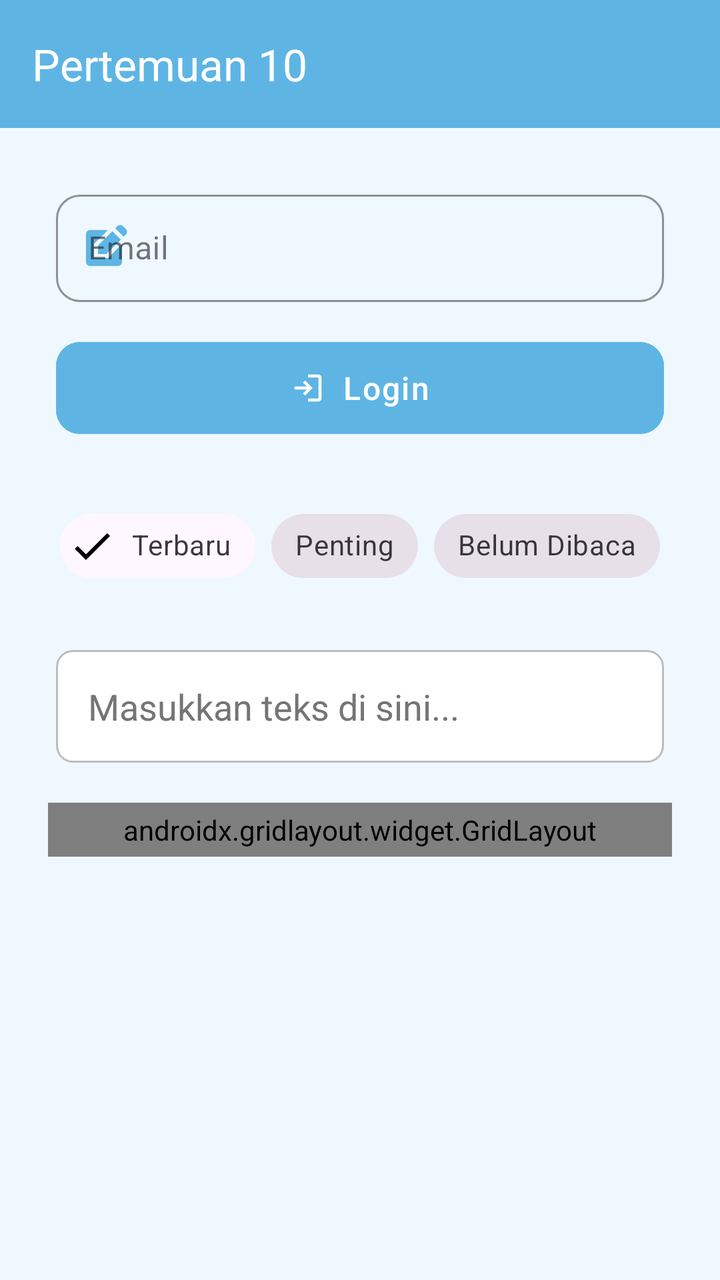
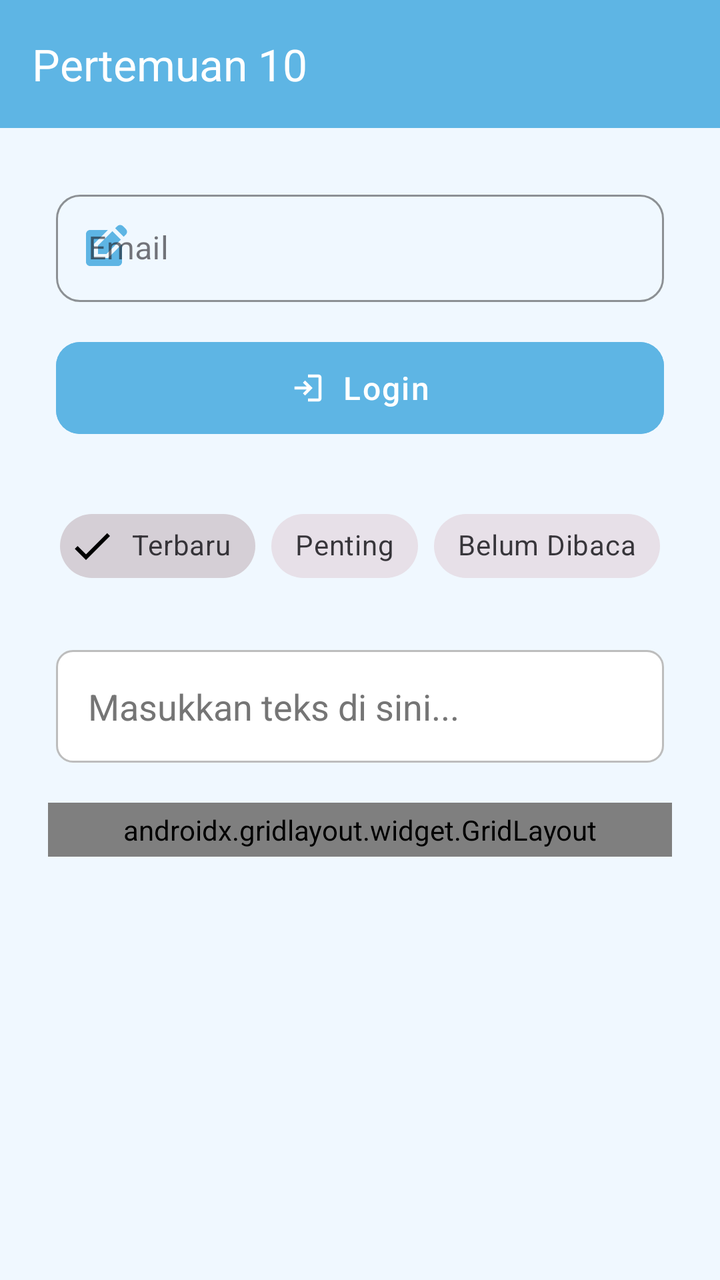

Two renders of the same Android screen: before a commit and after it. Below are the layout's source before the change and the commit's diff.
<!-- AndroidManifest.xml: application theme Theme.Mars_FarhanAlKhairi -->
<!-- res/layout/activity_tenth.xml -->
<?xml version="1.0" encoding="utf-8"?>
<androidx.constraintlayout.widget.ConstraintLayout
    xmlns:android="http://schemas.android.com/apk/res/android"
    xmlns:app="http://schemas.android.com/apk/res-auto"
    xmlns:tools="http://tools.android.com/tools"
    android:id="@+id/main"
    android:layout_width="match_parent"
    android:layout_height="match_parent"
    android:background="#F0F8FF"
    tools:context=".pertemuan9.TenthActivity">

    <androidx.appcompat.widget.Toolbar
        android:id="@+id/toolbar"
        android:layout_width="match_parent"
        android:layout_height="?attr/actionBarSize"
        android:background="#5eb5e4"
        android:elevation="4dp"
        app:title="Pertemuan 10"
        app:titleTextColor="@android:color/white"
        app:layout_constraintTop_toTopOf="parent"
        app:layout_constraintStart_toStartOf="parent"
        app:layout_constraintEnd_toEndOf="parent" />

    <com.google.android.material.textfield.TextInputLayout
        android:id="@+id/textInputLayout"
        style="@style/Widget.MaterialComponents.TextInputLayout.OutlinedBox"
        android:layout_width="match_parent"
        android:layout_height="wrap_content"
        android:layout_marginHorizontal="28dp"
        android:layout_marginTop="28dp"
        android:hint="Email"
        app:boxStrokeColor="#5eb5e4"
        app:hintTextColor="#5eb5e4"
        app:boxCornerRadiusTopStart="12dp"
        app:boxCornerRadiusTopEnd="12dp"
        app:boxCornerRadiusBottomStart="12dp"
        app:boxCornerRadiusBottomEnd="12dp"
        app:layout_constraintEnd_toEndOf="parent"
        app:layout_constraintStart_toStartOf="parent"
        app:layout_constraintTop_toBottomOf="@+id/toolbar"
        app:startIconDrawable="@drawable/ic_edit"
        app:startIconTint="#5eb5e4">

        <com.google.android.material.textfield.TextInputEditText
            android:id="@+id/etEmail"
            android:layout_width="match_parent"
            android:layout_height="wrap_content"
            android:paddingVertical="16dp"
            android:inputType="textEmailAddress"
            android:textColor="#212121" />
    </com.google.android.material.textfield.TextInputLayout>

    <com.google.android.material.button.MaterialButton
        android:id="@+id/btnLogin"
        android:layout_width="match_parent"
        android:layout_height="54dp"
        android:layout_marginHorizontal="28dp"
        android:layout_marginTop="16dp"
        android:text="Login"
        android:textAllCaps="false"
        android:textSize="16sp"
        android:letterSpacing="0.05"
        android:backgroundTint="#5eb5e4"
        app:cornerRadius="12dp"
        app:rippleColor="#FFFFFF"
        app:icon="@drawable/ic_login"
        app:iconGravity="textStart"
        app:layout_constraintEnd_toEndOf="parent"
        app:layout_constraintStart_toStartOf="parent"
        app:layout_constraintTop_toBottomOf="@+id/textInputLayout" />

    <com.google.android.material.chip.ChipGroup
        android:id="@+id/chipGroupFilter"
        android:layout_width="wrap_content"
        android:layout_height="wrap_content"
        android:layout_marginTop="28dp"
        app:chipSpacingHorizontal="8dp"
        app:layout_constraintEnd_toEndOf="parent"
        app:layout_constraintStart_toStartOf="parent"
        app:layout_constraintTop_toBottomOf="@+id/btnLogin"
        app:singleSelection="true">

        <com.google.android.material.chip.Chip
            android:id="@+id/chipTerbaru"
            style="@style/Widget.MaterialComponents.Chip.Filter"
            android:layout_width="wrap_content"
            android:layout_height="wrap_content"
            android:checked="true"
            android:text="Terbaru"
            app:chipBackgroundColor=""
            app:chipStrokeColor="#5eb5e4" />

        <com.google.android.material.chip.Chip
            android:id="@+id/chipPenting"
            style="@style/Widget.MaterialComponents.Chip.Filter"
            android:layout_width="wrap_content"
            android:layout_height="wrap_content"
            android:text="Penting"
            app:chipStrokeColor="#5eb5e4" />

        <com.google.android.material.chip.Chip
            android:id="@+id/chipBelumDibaca"
            style="@style/Widget.MaterialComponents.Chip.Filter"
            android:layout_width="wrap_content"
            android:layout_height="wrap_content"
            android:text="Belum Dibaca"
            app:chipStrokeColor="#5eb5e4" />
    </com.google.android.material.chip.ChipGroup>

    <EditText
        android:id="@+id/etCustomRounded"
        android:layout_width="match_parent"
        android:layout_height="wrap_content"
        android:layout_marginHorizontal="28dp"
        android:layout_marginTop="28dp"
        android:background="@drawable/edit_text_background"
        android:hint="Masukkan teks di sini..."
        android:inputType="text"
        android:paddingHorizontal="16dp"
        android:paddingVertical="16dp"
        android:textColor="@android:color/black"
        android:textColorHint="#757575"
        app:layout_constraintEnd_toEndOf="parent"
        app:layout_constraintStart_toStartOf="parent"
        app:layout_constraintTop_toBottomOf="@+id/chipGroupFilter" />

    <androidx.gridlayout.widget.GridLayout
        android:layout_width="match_parent"
        android:layout_height="wrap_content"
        android:layout_marginHorizontal="24dp"
        android:layout_marginTop="20dp"
        android:padding="4dp"
        app:columnCount="3"
        app:useDefaultMargins="true"
        app:layout_constraintTop_toBottomOf="@+id/etCustomRounded"
        app:layout_constraintStart_toStartOf="parent"
        app:layout_constraintEnd_toEndOf="parent">

        <com.google.android.material.button.MaterialButton
            android:text="Menu 1"
            android:backgroundTint="#5eb5e4"
            android:textAllCaps="false"
            app:cornerRadius="8dp"
            app:layout_columnWeight="1"
            app:layout_gravity="fill_horizontal" />

        <com.google.android.material.button.MaterialButton
            android:text="Menu 2"
            android:backgroundTint="#5eb5e4"
            android:textAllCaps="false"
            app:cornerRadius="8dp"
            app:layout_columnWeight="1"
            app:layout_gravity="fill_horizontal" />

        <com.google.android.material.button.MaterialButton
            android:text="Menu 3"
            android:backgroundTint="#5eb5e4"
            android:textAllCaps="false"
            app:cornerRadius="8dp"
            app:layout_columnWeight="1"
            app:layout_gravity="fill_horizontal" />

        <com.google.android.material.button.MaterialButton
            android:text="Menu 4"
            android:backgroundTint="#5eb5e4"
            android:textAllCaps="false"
            app:cornerRadius="8dp"
            app:layout_columnWeight="1"
            app:layout_gravity="fill_horizontal" />

        <com.google.android.material.button.MaterialButton
            android:text="Menu 5"
            android:backgroundTint="#5eb5e4"
            android:textAllCaps="false"
            app:cornerRadius="8dp"
            app:layout_columnWeight="1"
            app:layout_gravity="fill_horizontal" />

        <com.google.android.material.button.MaterialButton
            android:text="Menu 6"
            android:backgroundTint="#5eb5e4"
            android:textAllCaps="false"
            app:cornerRadius="8dp"
            app:layout_columnWeight="1"
            app:layout_gravity="fill_horizontal" />
    </androidx.gridlayout.widget.GridLayout>

</androidx.constraintlayout.widget.ConstraintLayout>
<!-- resources referenced by this layout -->
<resources>
  <!-- drawable edit_text_background (drawable) -->
  <?xml version="1.0" encoding="utf-8"?>
  <shape xmlns:android="http://schemas.android.com/apk/res/android"
      android:shape="rectangle">
  
      
      <solid android:color="#FFFFFF" />
  
      
      <stroke
          android:width="1dp"
          android:color="#BDBDBD" />
  
      
      <corners android:radius="8dp" />
  
      
      <padding
          android:left="12dp"
          android:top="12dp"
          android:right="12dp"
          android:bottom="12dp" />
  </shape>
  <!-- drawable ic_edit (drawable) -->
  <vector xmlns:android="http://schemas.android.com/apk/res/android" android:height="24dp" android:tint="#FFFFFF" android:viewportHeight="24" android:viewportWidth="24" android:width="24dp">
        
      <path android:fillColor="@android:color/white" android:pathData="M7,17V9.93L13.93,3l0,0H5C3.9,3 3,3.9 3,5v14c0,1.1 0.9,2 2,2h14c1.1,0 2,-0.9 2,-2v-8.93L14.07,17H7z"/>
        
      <path android:fillColor="@android:color/white" android:pathData="M9,15l4.24,0l7.2,-7.2l-4.24,-4.24l-7.2,7.2z"/>
        
      <path android:fillColor="@android:color/white" android:pathData="M22.91,2.49l-1.41,-1.41c-0.78,-0.78 -2.05,-0.78 -2.83,0l-1.06,1.06l4.24,4.24l1.06,-1.06C23.7,4.54 23.7,3.27 22.91,2.49z"/>
      
  </vector>
  <!-- drawable ic_login (drawable) -->
  <vector xmlns:android="http://schemas.android.com/apk/res/android" android:autoMirrored="true" android:height="24dp" android:tint="#FFFFFF" android:viewportHeight="960" android:viewportWidth="960" android:width="24dp">
        
      <path android:fillColor="@android:color/white" android:pathData="M480,840L480,760L760,760Q760,760 760,760Q760,760 760,760L760,200Q760,200 760,200Q760,200 760,200L480,200L480,120L760,120Q793,120 816.5,143.5Q840,167 840,200L840,760Q840,793 816.5,816.5Q793,840 760,840L480,840ZM400,680L345,622L447,520L120,520L120,440L447,440L345,338L400,280L600,480L400,680Z"/>
      
  </vector>
  <style name="Theme.Mars_FarhanAlKhairi" parent="Base.Theme.Mars_FarhanAlKhairi" />
  <style name="Base.Theme.Mars_FarhanAlKhairi" parent="Theme.Material3.DayNight.NoActionBar">
          
          
      </style>
</resources>

<!-- the commit's change to res/layout/activity_tenth.xml (unified diff, before → after) -->
@@ -87,7 +87,6 @@
             android:layout_height="wrap_content"
             android:checked="true"
             android:text="Terbaru"
-            app:chipBackgroundColor=""
             app:chipStrokeColor="#5eb5e4" />
 
         <com.google.android.material.chip.Chip
